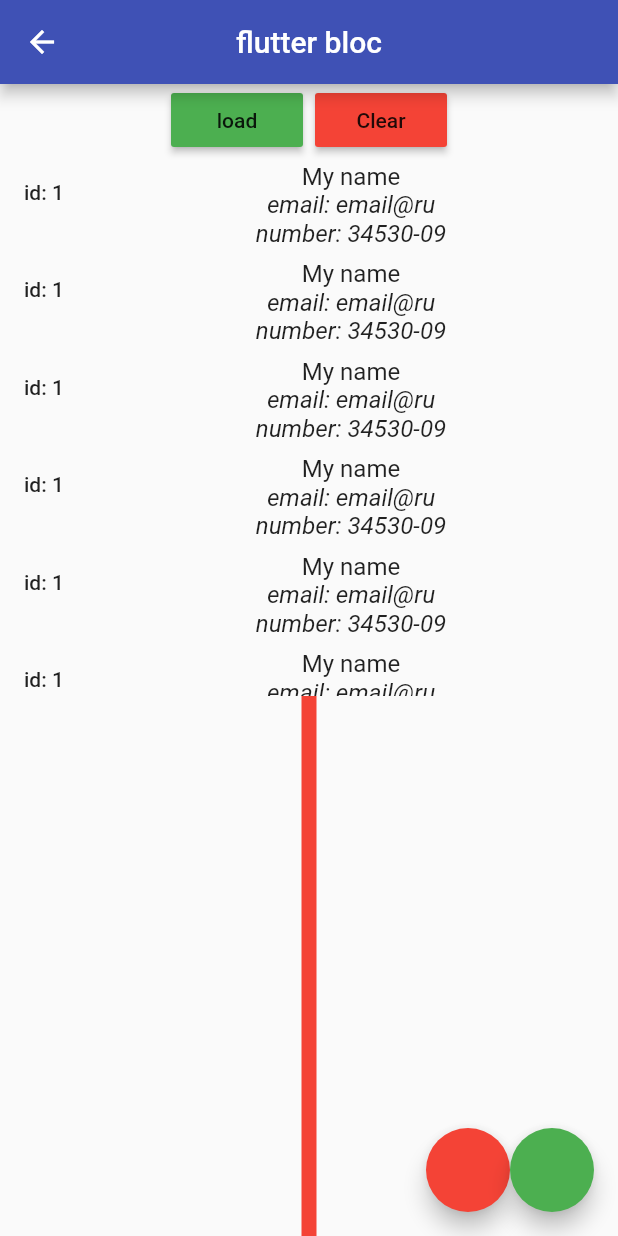
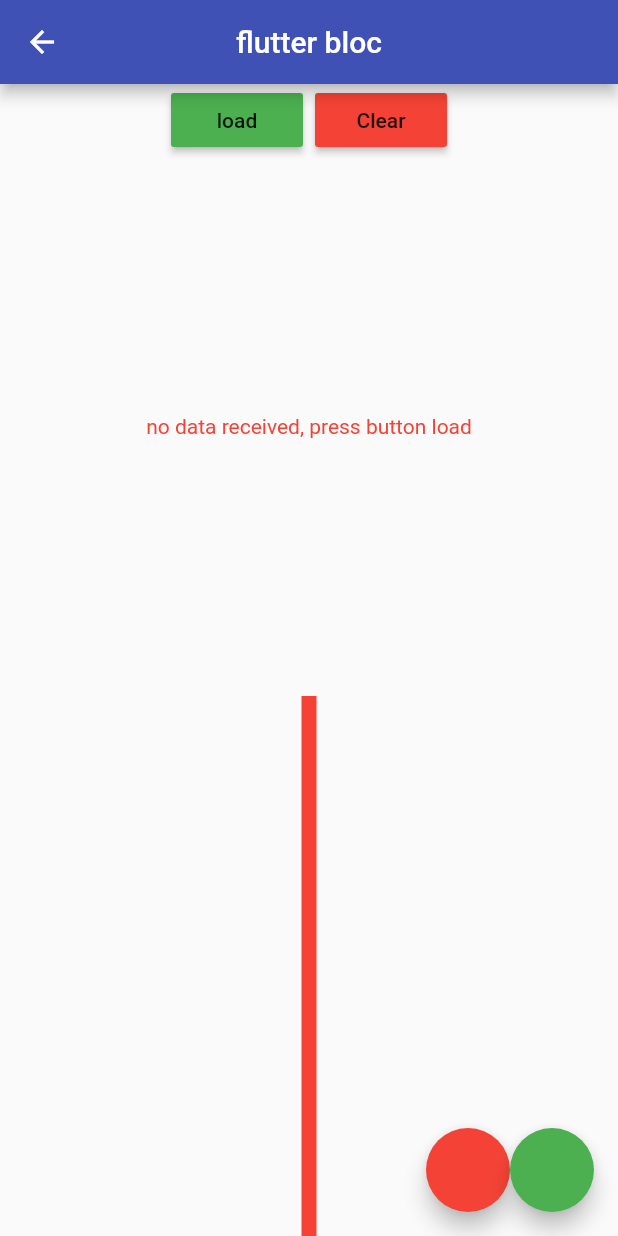
Before and after one commit to neo321654/synccards, a Flutter app: the FlutterBlocPage screen opened directly, on a phone screen of 412 x 824 dp. Run offline on Flutter 3.47's test engine with Material 2 defaults, Android fonts, the phone set to English and light mode, and no system bars; our stand-ins replace flutter_bloc, moor_flutter, rxdart; generated files the repository leaves out were written again; network calls fail.

Commit message:
выполнил загрузку блоком  с сервера

```diff
--- /dev/null
+++ b/lib/model/bloc/user.dart
@@ -0,0 +1,21 @@
+class User {
+  int id;
+  String name;
+  String email;
+  String phone;
+
+  User(
+      {required this.id,
+      required this.name,
+      required this.email,
+      required this.phone});
+
+  factory User.fromJson(Map<String, dynamic> json) {
+    return User(
+      id: json["id"],
+      name: json["name"],
+      email: json["email"],
+      phone: json["phone"],
+    );
+  }
+}
--- /dev/null
+++ b/lib/model/bloc/user_event.dart
@@ -0,0 +1,4 @@
+abstract class UserEvent{}
+
+class UserLoadEvent extends UserEvent{}
+class UserClearEvent extends UserEvent{}
--- /dev/null
+++ b/lib/model/bloc/user_state.dart
@@ -0,0 +1,11 @@
+abstract class UserState{}
+
+class UserEmptyState extends UserState{}
+class UserLoadingState extends UserState{}
+class UserLoadedState extends UserState{
+  List<dynamic> loadedUser;
+  UserLoadedState({required this.loadedUser}) : assert(loadedUser !=null);
+
+}
+
+class UserErrorState extends UserState{}
--- a/lib/pages/flutter_bloc_page.dart
+++ b/lib/pages/flutter_bloc_page.dart
@@ -1,6 +1,8 @@
 import 'package:flutter/material.dart';
 import 'package:flutter_bloc/flutter_bloc.dart';
 import 'package:synccards/bloc/color_bloc.dart';
+import 'package:synccards/model/bloc/user_bloc.dart';
+import 'package:synccards/services/user_repository.dart';
 import 'package:synccards/widget/blocExample/action_buttons.dart';
 import 'package:synccards/widget/blocExample/user_list.dart';
 
@@ -11,7 +13,13 @@ class FlutterBlocPage extends StatelessWidget {
   Widget build(BuildContext context) {
     ColorBloc _bloc = BlocProvider.of<ColorBloc>(context);
 
-    return Scaffold(
+    UsersRepository usersRepository = UsersRepository();
+
+    return BlocProvider<UserBloc>(create: (context){
+      return UserBloc(usersRepository: usersRepository);
+
+    },
+    child: Scaffold(
       appBar: AppBar(
         title: Text("flutter bloc"),
         centerTitle: true,
@@ -56,6 +64,9 @@ class FlutterBlocPage extends StatelessWidget {
           ),
         ],
       ),
+    ),
     );
+
+
   }
 }
--- /dev/null
+++ b/lib/services/user_repository.dart
@@ -0,0 +1,8 @@
+import 'package:synccards/model/bloc/user.dart';
+import 'package:synccards/services/user_api_provider.dart';
+
+class UsersRepository{
+  UserProvider _usersProvider = UserProvider();
+ Future<List<User>> getAllUsers()=> _usersProvider.getUser();
+
+}
--- a/lib/widget/blocExample/user_list.dart
+++ b/lib/widget/blocExample/user_list.dart
@@ -1,32 +1,45 @@
 import 'package:flutter/cupertino.dart';
 import 'package:flutter/material.dart';
+import 'package:flutter_bloc/flutter_bloc.dart';
+import 'package:synccards/model/bloc/user_bloc.dart';
+import 'package:synccards/model/bloc/user_state.dart';
 
 class UserList extends StatelessWidget {
   const UserList({Key? key}) : super(key: key);
 
   @override
   Widget build(BuildContext context) {
-    return ListView.builder(
-      itemCount: 7,
+    return BlocBuilder<UserBloc,UserState>(builder: (context,state){
+      if(state is UserEmptyState){
+        return Center(child: Text("no data received, press button load",style: TextStyle(color: Colors.red),),);
+      }
+      if(state is UserLoadingState ){
+        return Center(child: CircularProgressIndicator(),);
+      }
+      if(state is UserLoadedState){
+        print("UserLoadedState");
+        return   ListView.builder(
+          itemCount: state.loadedUser.length,
           itemBuilder: (context, index) {
             return Container(
+              color: index % 2 == 0 ? Colors.yellow : Colors.green,
 
               child: ListTile(
                 leading: Text(
-              "id: 1", style: Theme.of(context).textTheme.bodyText1,
+                  "${state.loadedUser[index].id}", style: Theme.of(context).textTheme.bodyText1,
                 ),
                 title: Column(
                   mainAxisAlignment: MainAxisAlignment.center,
                   children: [
-                Text("My name"),
+                    Text("${state.loadedUser[index].name}"),
                     Column(
                       crossAxisAlignment: CrossAxisAlignment.center,
                       children: [
                         Text(
-                      "email: email@ru",
+                            "${state.loadedUser[index].email}",
                             style: TextStyle(fontStyle: FontStyle.italic)),
                         Text(
-                      "number: 34530-09",
+                          "${state.loadedUser[index].phone}",
                           style: TextStyle(fontStyle: FontStyle.italic),
                         ),
                       ],
@@ -38,4 +51,13 @@ class UserList extends StatelessWidget {
           },
         );
       }
+      if(state is UserErrorState){
+        print("error");
+        Center(child: Text("Error",style: TextStyle(color: Colors.red),),);
       }
+      return Center();
+    });
+
+
+  }
+}
```
Also changed, not shown: lib/model/bloc/user_bloc.dart (added, +27 -0 lines), lib/services/user_api_provider.dart (added, +22 -0 lines), lib/widget/blocExample/action_buttons.dart (+10 -2 lines), lib/model/dd.dart (added). Lines whose indentation alone changed are shown as unchanged.
